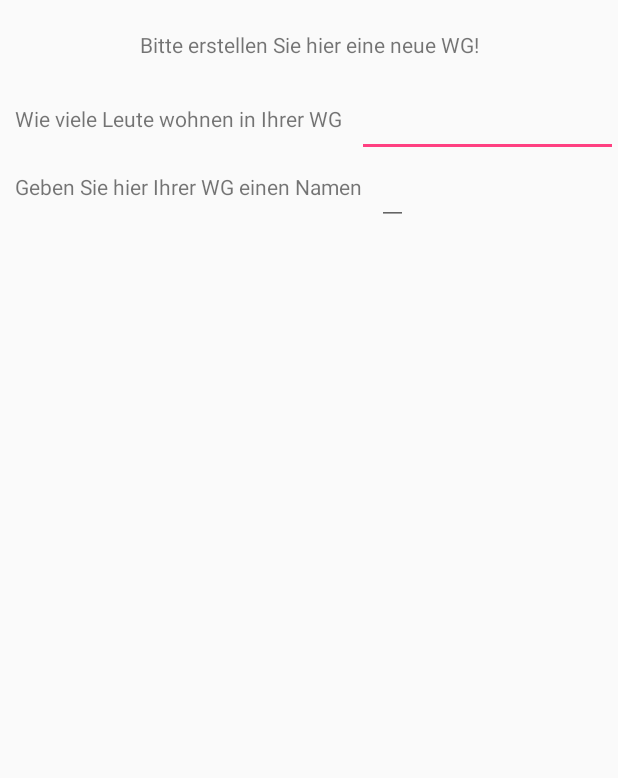
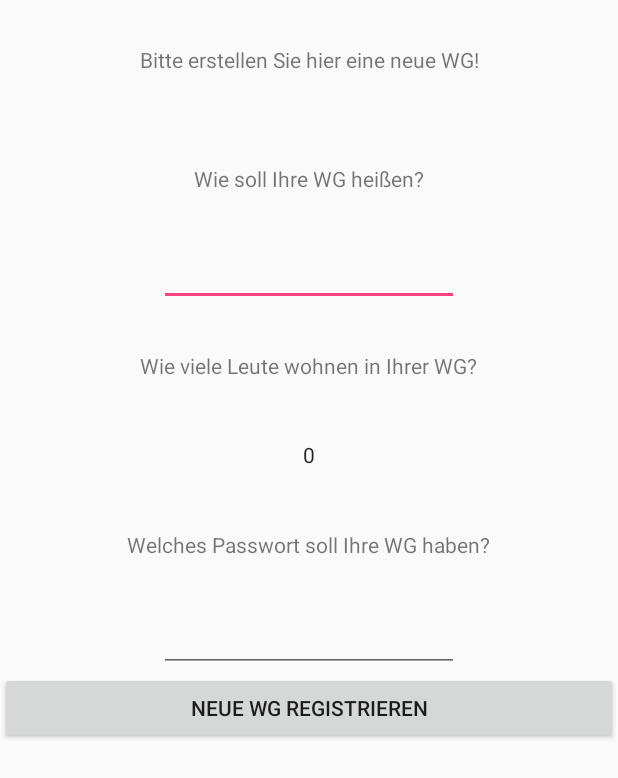
Before and after one commit to Felixduelmer/WGHelper_Android, an Android app: the layout activity_registration.xml on its own in the app's theme, with its tools: preview values and no code run, on a phone screen of 412 x 824 dp. Shown: the top 778 px of the screen. Run offline under Robolectric (Android 15) with nearby library versions, the phone set to English and light mode, and no system bars.

Commit message:
Login und Registrieren funktionieren

```diff
--- a/app/src/main/AndroidManifest.xml
+++ b/app/src/main/AndroidManifest.xml
@@ -1,6 +1,8 @@
 <?xml version="1.0" encoding="utf-8"?>
 <manifest xmlns:android="http://schemas.android.com/apk/res/android"
     package="de.tum.mw.ftm.praktikum.wghelper" >
+
+    <uses-permission android:name="android.permission.INTERNET" />
 
     <application
         android:allowBackup="true"
@@ -9,7 +11,11 @@
         android:roundIcon="@mipmap/ic_launcher_round"
         android:supportsRtl="true"
         android:theme="@style/AppTheme">
+        <activity android:name=".RegistrationActivity"
+            android:label="@string/app_name"
+            android:theme="@style/AppTheme.NoActionBar">
 
+        </activity>
         <activity
             android:name=".MainActivity"
             android:label="@string/app_name"
--- a/app/src/main/res/layout/activity_registration.xml
+++ b/app/src/main/res/layout/activity_registration.xml
@@ -14,44 +14,55 @@
             android:layout_height="wrap_content"
             android:text="@string/log_title_registration"
             android:padding="10dp"
-            android:layout_margin="10dp"
+            android:layout_margin="20dp"
             android:gravity="center"
             />
-        <LinearLayout
-            android:layout_width="match_parent"
-            android:layout_height="wrap_content"
-            android:orientation="horizontal">
-            <TextView
-                android:text="@string/log_Teilnehmer"
-                android:padding="10dp"
-                android:layout_width="wrap_content"
-                android:layout_height="match_parent" />
-            <EditText
-                android:id="@+id/log_TnZahl"
-                android:layout_width="match_parent"
-                android:layout_height="match_parent"
 
-                />
-        </LinearLayout>
 
-        <LinearLayout
+        <TextView
+            android:text="@string/log_WGName"
+            android:padding="30dp"
             android:layout_width="wrap_content"
             android:layout_height="match_parent"
-            android:orientation="horizontal">
+            android:layout_gravity="center"
+            />
+        <EditText
+            android:id="@+id/log_wgname"
+            android:layout_width="200dp"
+            android:layout_height="match_parent"
+            android:layout_gravity="center" />
 
-            <TextView
-                android:text="@string/log_WGName"
-                android:padding="10dp"
-                android:layout_width="wrap_content"
-                android:layout_height="match_parent" />
-            <EditText
-                android:id="@+id/log_Name"
-                android:layout_width="wrap_content"
-                android:layout_height="match_parent" />
+        <TextView
+            android:text="@string/log_Teilnehmer"
+            android:layout_gravity="center"
+            android:padding="30dp"
+            android:layout_width="wrap_content"
+            android:layout_height="match_parent" />
+        <NumberPicker
+            android:id="@+id/log_teilnehmer"
+            android:layout_width="40dp"
+            android:layout_height="40dp"
+            android:layout_gravity="center" />
+        <TextView
+            android:text="@string/log_Passwort"
+            android:layout_gravity="center"
+            android:padding="30dp"
+            android:layout_width="wrap_content"
+            android:layout_height="match_parent" />
+        <EditText
+            android:id="@+id/log_passwort"
+            android:layout_width="200dp"
+            android:layout_height="match_parent"
+            android:layout_gravity="center" />
+        <Button
+            android:id="@+id/log_btn_create_wg"
+            android:text="@string/log_btn_new_WG"
+            android:layout_width="match_parent"
+            android:layout_height="match_parent" />
+
 
 
         </LinearLayout>
 
-    </LinearLayout>
 
 </android.support.constraint.ConstraintLayout>
--- a/app/src/main/res/values/strings.xml
+++ b/app/src/main/res/values/strings.xml
@@ -3,22 +3,20 @@
 
 
     <!--Login Activity -->
-    <string name="log_title">Bitte melden Sie sich an mit Ihrem Namen und der WGNummer, welche Sie von Ihrem WGLeiter erhalten haben!</string>
+    <string name="log_title">Bitte melden Sie sich an mit Ihrem eigenem Namen sowie dem Passwort und der WG_ID, welche Sie von Ihrem WGLeiter erhalten haben!</string>
     <string name="log_user">Nutzername</string>
-    <string name="log_wgschluessel">WGSchlüssel</string>
+    <string name="log_wgpasswort">WG Passwort</string>
     <string name="log_btn">Anmelden</string>
     <string name="log_btn_new_WG">Neue WG registrieren</string>
     <string name="title_activity_main">MainActivity</string>
     <string name="log_title_registration">Bitte erstellen Sie hier eine neue WG!</string>
+    <string name="log_wg_id">WG_ID</string>
 
 
     <!--Registration activity-->
-    <string name="log_Teilnehmer">Wie viele Leute wohnen in Ihrer WG</string>
-    <string name="log_WGName">Geben Sie hier Ihrer WG einen Namen</string>
-    <string name="log_TnZahl">Teilnehmerzahl</string>
-    <string name="log_Name">WG_Name</string>
-    <string name="log_WgLeiter">Geben Sie hier Ihren Namen ein!</string>
-    <string name="log_NameLeiter">WGLeiter</string>
+    <string name="log_Teilnehmer">Wie viele Leute wohnen in Ihrer WG?</string>
+    <string name="log_WGName">Wie soll Ihre WG heißen?</string>
+    <string name="log_Passwort">Welches Passwort soll Ihre WG haben?</string>
 
 
     <string name="navigation_drawer_open">Open navigation drawer</string>
--- a/app/src/main/res/values/styles.xml
+++ b/app/src/main/res/values/styles.xml
@@ -6,7 +6,6 @@
         <item name="colorPrimary">@color/colorPrimary</item>
         <item name="colorPrimaryDark">@color/colorPrimaryDark</item>
         <item name="colorAccent">@color/colorAccent</item>
-
     </style>
 
     <style name="AppTheme.NoActionBar">
```
Also changed, not shown: app/src/main/java/de/tum/mw/ftm/praktikum/wghelper/Login/LoginTaskActivity.java (deleted, +0 -86 lines), app/src/main/java/de/tum/mw/ftm/praktikum/wghelper/LoginActivity.java (+34 -24 lines), app/src/main/java/de/tum/mw/ftm/praktikum/wghelper/RegistrationActivity.java (+120 -13 lines), app/src/main/res/layout/activity_login.xml (+12 -4 lines).
